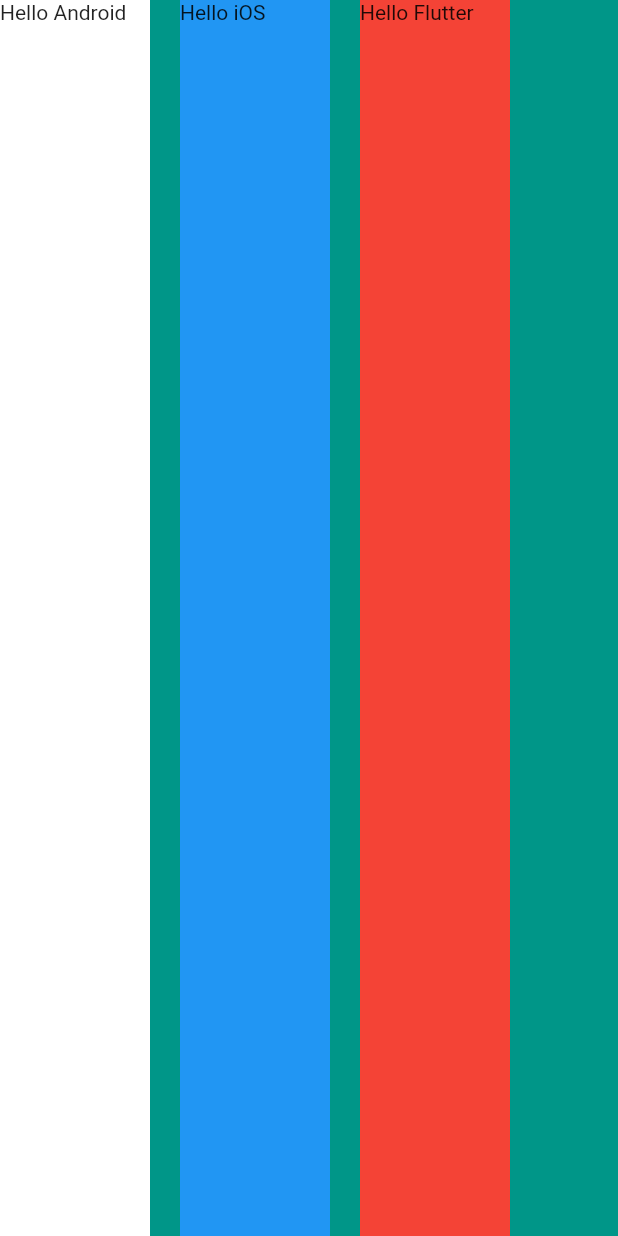
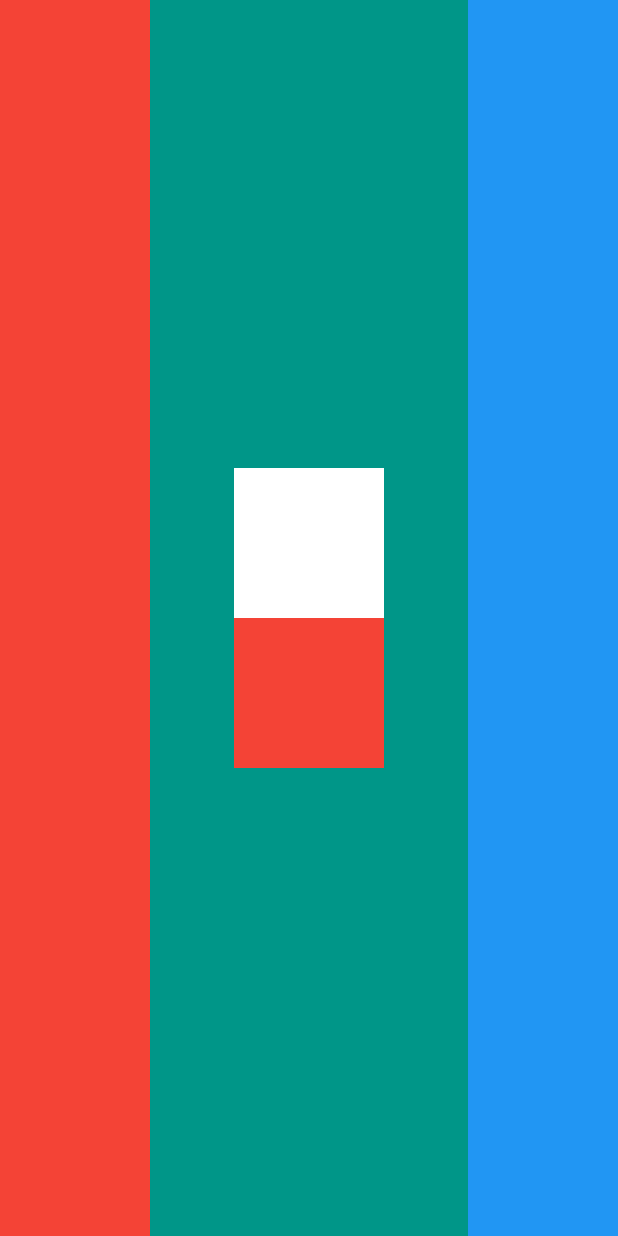
Before and after one commit to ImtiazDipto01/flutter-ui-profileapp, a Flutter app: the screen it shows after launch, on a phone screen of 412 x 824 dp. Run offline on Flutter 3.47's test engine with Material 2 defaults, Android fonts, the phone set to English and light mode, and no system bars.

Commit message:
ADD- myTask complete, also learn about stack and positioned

```diff
--- a/lib/main.dart
+++ b/lib/main.dart
@@ -1,7 +1,7 @@
 import 'package:flutter/material.dart';
 
 void main() {
-  runApp(MyAppRow());
+  runApp(MyTask());
 }
 
 class MyAppColumn extends StatelessWidget {
@@ -104,3 +104,79 @@ class MyAppRow extends StatelessWidget {
     );
   }
 }
+
+class MyTask extends StatelessWidget {
+  @override
+  Widget build(BuildContext context) {
+    return MaterialApp(
+      home: Scaffold(
+        backgroundColor: Colors.teal,
+        body: SafeArea(
+          child: Row(
+            mainAxisAlignment: MainAxisAlignment.spaceBetween,
+            children: <Widget>[
+              Container(
+                width: 100.0,
+                color: Colors.red,
+              ),
+              Column(
+                mainAxisAlignment: MainAxisAlignment.center,
+                children: <Widget>[
+                  Container(
+                    width: 100.0,
+                    height: 100.0,
+                    color: Colors.white,
+                  ),
+                  Container(
+                    width: 100.0,
+                    height: 100.0,
+                    color: Colors.red,
+                  ),
+                ],
+              ),
+              Container(
+                width: 100.0,
+                color: Colors.blue,
+              ),
+            ],
+          ),
+        ),
+      ),
+    );
+  }
+}
+
+class MyRow extends StatelessWidget {
+  @override
+  Widget build(BuildContext context) {
+    return MaterialApp(
+      home: Scaffold(
+        backgroundColor: Colors.teal,
+        body: SafeArea(
+          child: Stack(
+            children: <Widget>[
+              Positioned(
+                top: 5,
+                left: 5,
+                child: Container(
+                  width: 100.0,
+                  height: 100.0,
+                  color: Colors.red,
+                ),
+              ),
+              Positioned(
+                top: 5,
+                right: 5,
+                child: Container(
+                  width: 100.0,
+                  height: 100.0,
+                  color: Colors.blue,
+                ),
+              ),
+            ],
+          ),
+        ),
+      ),
+    );
+  }
+}
```
